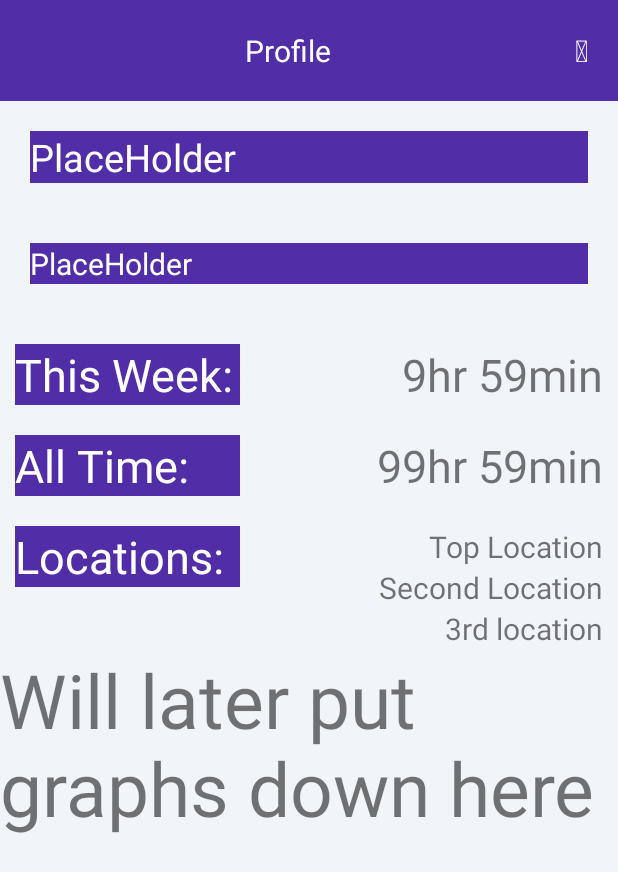
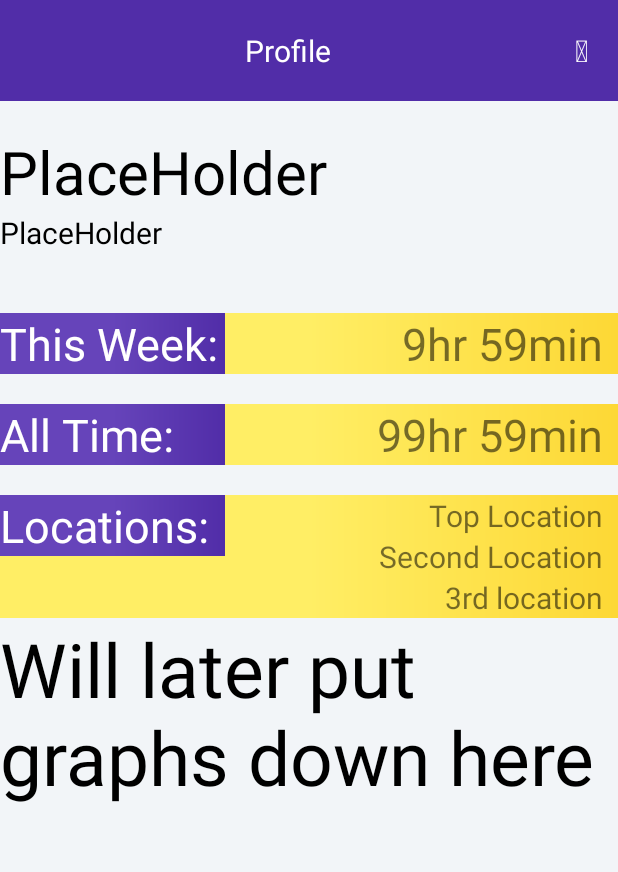
Before and after one commit to christerence/CanvasCompanion, an Android app: the fragment AccountFragment placed in its activity, after a tap on an icon or button, on a phone screen of 412 x 824 dp. Shown: the top 872 px of the screen. Run offline under Robolectric (Android 15) with nearby library versions, the phone set to English and light mode, and no system bars; our stand-ins replace Firebase (no records; nobody signed in at launch, a user with empty details on screens opened directly); 3 statements that could not run were skipped.

Commit message:
Profile Styling

```diff
--- a/app/src/main/res/layout/fragment_account.xml
+++ b/app/src/main/res/layout/fragment_account.xml
@@ -12,7 +12,8 @@
     <LinearLayout
         android:layout_width="match_parent"
         android:layout_height="match_parent"
-        android:orientation="vertical">
+        android:orientation="vertical"
+        android:background="@drawable/loginbg">
 
         <LinearLayout
             android:layout_width="match_parent"
@@ -49,43 +50,45 @@
         <LinearLayout
             android:layout_width="match_parent"
             android:layout_height="wrap_content"
-            android:orientation="vertical">
+            android:orientation="vertical"
+            android:background="@drawable/loginbg">
 
             <TextView
                 android:id="@+id/FullName"
                 android:layout_width="match_parent"
                 android:layout_height="wrap_content"
-                android:layout_margin="20dp"
+                android:layout_marginTop="20dp"
+                android:fontFamily="orbitron"
                 android:text="PlaceHolder"
-                android:textSize="25sp"
-                android:background="#512da8"
-                android:textColor="#fff"/>
+                android:textSize="40sp"
+                android:textColor="#000"/>
 
             <TextView
                 android:id="@+id/Email"
                 android:layout_width="match_parent"
                 android:layout_height="wrap_content"
-                android:layout_margin="20dp"
+                android:layout_marginBottom="20dp"
+                android:fontFamily="orbitron"
                 android:text="PlaceHolder"
                 android:textSize="20sp"
-                android:background="#512da8"
-                android:textColor="#fff"/>
+                android:textColor="#000"/>
         </LinearLayout>
 
         <LinearLayout
             android:layout_width="match_parent"
             android:layout_height="wrap_content"
             android:layout_marginTop="20dp"
+            android:background="@drawable/buttongradient"
             android:orientation="horizontal">
 
             <TextView
                 android:layout_width="150dp"
                 android:layout_height="wrap_content"
-                android:background="#512da8"
+                android:background="@drawable/gradienttitle"
                 android:text="This Week:"
                 android:textColor="#fff"
-                android:textSize="30dp"
-                android:layout_marginLeft="10dp"/>
+                android:fontFamily="orbitron"
+                android:textSize="30dp"/>
 
             <LinearLayout
                 android:layout_width="match_parent"
@@ -98,6 +101,7 @@
                     android:layout_width="wrap_content"
                     android:layout_height="wrap_content"
                     android:text="9hr 59min"
+                    android:fontFamily="orbitron"
                     android:textSize="30dp" />
 
             </LinearLayout>
@@ -108,16 +112,17 @@
             android:layout_width="match_parent"
             android:layout_height="wrap_content"
             android:layout_marginTop="20dp"
-            android:orientation="horizontal">
+            android:orientation="horizontal"
+            android:background="@drawable/buttongradient">
 
             <TextView
                 android:layout_width="150dp"
                 android:layout_height="wrap_content"
-                android:background="#512da8"
+                android:background="@drawable/gradienttitle"
                 android:text="All Time:"
+                android:fontFamily="orbitron"
                 android:textColor="#fff"
-                android:textSize="30dp"
-                android:layout_marginLeft="10dp"/>
+                android:textSize="30dp"/>
 
             <LinearLayout
                 android:layout_width="match_parent"
@@ -130,6 +135,7 @@
                     android:layout_width="wrap_content"
                     android:layout_height="wrap_content"
                     android:text="99hr 59min"
+                    android:fontFamily="orbitron"
                     android:textSize="30dp" />
 
             </LinearLayout>
@@ -140,16 +146,17 @@
             android:layout_width="match_parent"
             android:layout_height="wrap_content"
             android:layout_marginTop="20dp"
-            android:orientation="horizontal">
+            android:orientation="horizontal"
+            android:background="@drawable/buttongradient">
 
             <TextView
                 android:layout_width="150dp"
                 android:layout_height="wrap_content"
-                android:background="#512da8"
+                android:background="@drawable/gradienttitle"
                 android:text="Locations:"
                 android:textColor="#fff"
-                android:textSize="30dp"
-                android:layout_marginLeft="10dp"/>
+                android:fontFamily="orbitron"
+                android:textSize="30dp"/>
 
             <LinearLayout
                 android:layout_width="match_parent"
@@ -163,6 +170,7 @@
                     android:layout_width="wrap_content"
                     android:layout_height="wrap_content"
                     android:text="Top Location"
+                    android:fontFamily="orbitron"
                     android:textSize="20dp" />
 
                 <TextView
@@ -170,6 +178,7 @@
                     android:layout_width="wrap_content"
                     android:layout_height="wrap_content"
                     android:text="Second Location"
+                    android:fontFamily="orbitron"
                     android:textSize="20dp" />
 
                 <TextView
@@ -177,6 +186,7 @@
                     android:layout_width="wrap_content"
                     android:layout_height="wrap_content"
                     android:text="3rd location"
+                    android:fontFamily="orbitron"
                     android:textSize="20dp" />
 
             </LinearLayout>
@@ -186,6 +196,8 @@
         <TextView
             android:layout_width="wrap_content"
             android:layout_height="wrap_content"
+            android:fontFamily="orbitron"
+            android:textColor="#000"
             android:text="Will later put graphs down here"
             android:textSize="50dp" />
 
```
